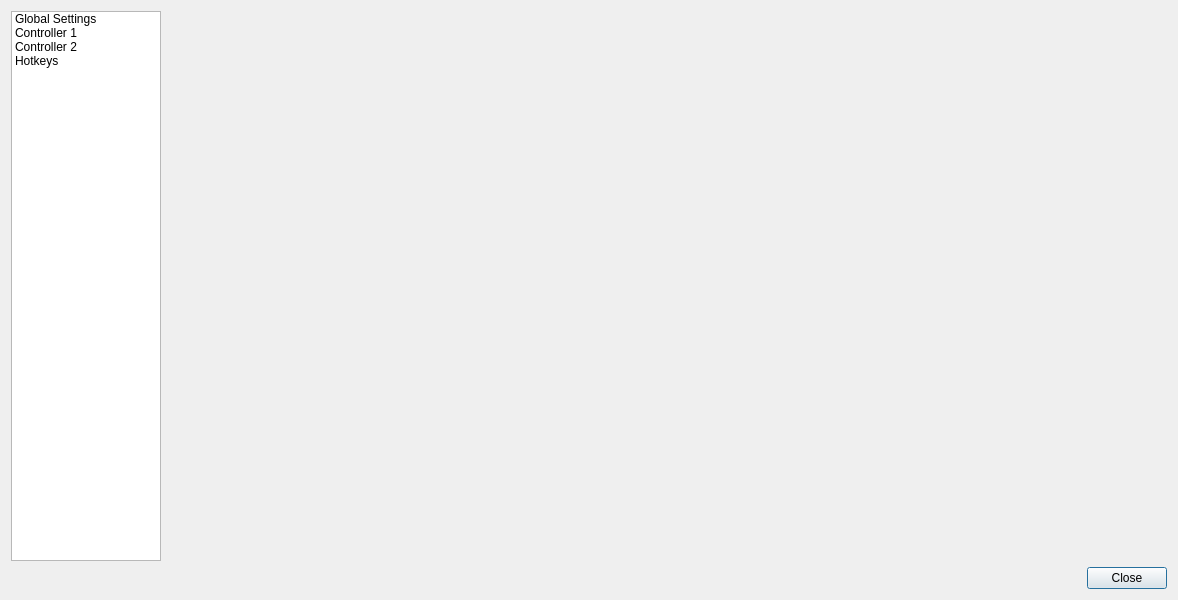
First picture: the form in pcsx2-qt/Settings/ControllerSettingsDialog.ui, repository Ps2lover/pcsx2, before the edit.
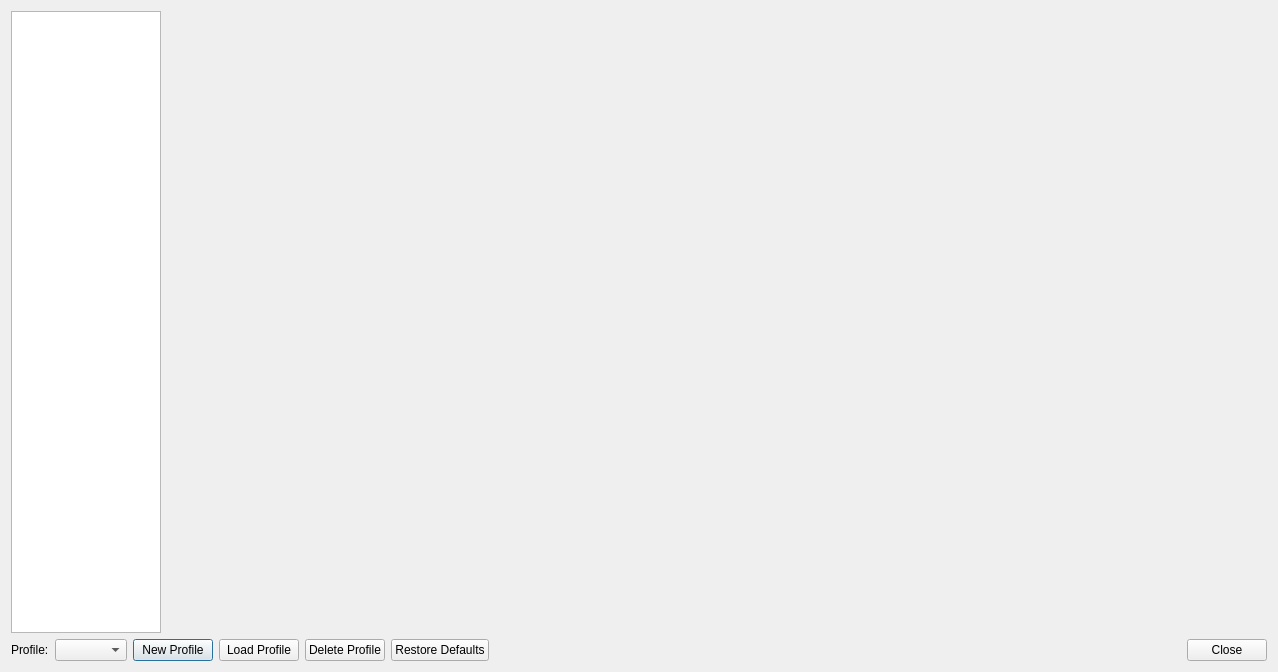
Second picture: the form after the edit. Icons and pictures are not drawn.

The edit to the form file:
```diff
--- a/pcsx2-qt/Settings/ControllerSettingsDialog.ui
+++ b/pcsx2-qt/Settings/ControllerSettingsDialog.ui
@@ -9,8 +9,8 @@
    <rect>
     <x>0</x>
     <y>0</y>
-    <width>1174</width>
-    <height>598</height>
+    <width>1276</width>
+    <height>672</height>
    </rect>
   </property>
   <property name="sizePolicy">
@@ -22,7 +22,7 @@
   <property name="windowTitle">
    <string>PCSX2 Controller Settings</string>
   </property>
-  <layout class="QGridLayout" name="gridLayout" columnstretch="0,0">
+  <layout class="QGridLayout" name="gridLayout">
    <item row="0" column="0">
     <widget class="QListWidget" name="settingsCategory">
      <property name="sizePolicy">
@@ -49,50 +49,14 @@
        <height>32</height>
       </size>
      </property>
-     <item>
-      <property name="text">
-       <string>Global Settings</string>
-      </property>
-      <property name="icon">
-       <iconset theme="settings-3-line">
-        <normaloff>.</normaloff>.</iconset>
-      </property>
-     </item>
-     <item>
-      <property name="text">
-       <string>Controller 1</string>
-      </property>
-      <property name="icon">
-       <iconset theme="gamepad-line">
-        <normaloff>.</normaloff>.</iconset>
-      </property>
-     </item>
-     <item>
-      <property name="text">
-       <string>Controller 2</string>
-      </property>
-      <property name="icon">
-       <iconset theme="gamepad-line">
-        <normaloff>.</normaloff>.</iconset>
-      </property>
-     </item>
-     <item>
-      <property name="text">
-       <string>Hotkeys</string>
-      </property>
-      <property name="icon">
-       <iconset theme="keyboard-line">
-        <normaloff>.</normaloff>.</iconset>
-      </property>
-     </item>
     </widget>
    </item>
    <item row="0" column="1">
     <widget class="QStackedWidget" name="settingsContainer">
      <property name="minimumSize">
       <size>
-       <width>1000</width>
-       <height>550</height>
+       <width>1100</width>
+       <height>620</height>
       </size>
      </property>
      <property name="currentIndex">
@@ -107,11 +71,71 @@
     </widget>
    </item>
    <item row="1" column="0" colspan="2">
-    <widget class="QDialogButtonBox" name="buttonBox">
-     <property name="standardButtons">
-      <set>QDialogButtonBox::Close</set>
-     </property>
-    </widget>
+    <layout class="QHBoxLayout" name="horizontalLayout_2">
+     <item>
+      <layout class="QHBoxLayout" name="horizontalLayout">
+       <item>
+        <widget class="QLabel" name="label">
+         <property name="text">
+          <string>Profile:</string>
+         </property>
+        </widget>
+       </item>
+       <item>
+        <widget class="QComboBox" name="currentProfile"/>
+       </item>
+       <item>
+        <widget class="QPushButton" name="newProfile">
+         <property name="text">
+          <string>New Profile</string>
+         </property>
+         <property name="icon">
+          <iconset theme="file-add-line">
+           <normaloff>.</normaloff>.</iconset>
+         </property>
+        </widget>
+       </item>
+       <item>
+        <widget class="QPushButton" name="loadProfile">
+         <property name="text">
+          <string>Load Profile</string>
+         </property>
+         <property name="icon">
+          <iconset theme="folder-open-line"/>
+         </property>
+        </widget>
+       </item>
+       <item>
+        <widget class="QPushButton" name="deleteProfile">
+         <property name="text">
+          <string>Delete Profile</string>
+         </property>
+         <property name="icon">
+          <iconset theme="file-reduce-line">
+           <normaloff>.</normaloff>.</iconset>
+         </property>
+        </widget>
+       </item>
+       <item>
+        <widget class="QPushButton" name="restoreDefaults">
+         <property name="text">
+          <string>Restore Defaults</string>
+         </property>
+         <property name="icon">
+          <iconset theme="restart-line"/>
+         </property>
+        </widget>
+       </item>
+      </layout>
+     </item>
+     <item>
+      <widget class="QDialogButtonBox" name="buttonBox">
+       <property name="standardButtons">
+        <set>QDialogButtonBox::Close</set>
+       </property>
+      </widget>
+     </item>
+    </layout>
    </item>
   </layout>
  </widget>
```
Left out of the diff: 9 changed lines with no effect on the pictures.
